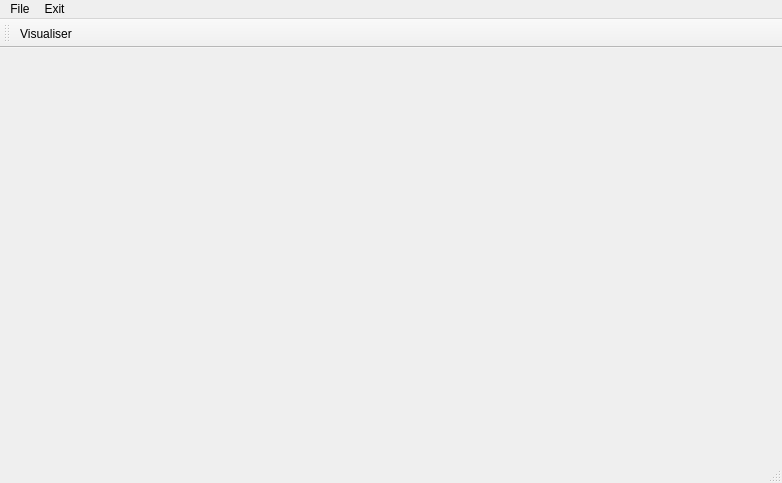
Qt form src/gui/mainwindow.ui (AfexGenesis/atomizer) before a commit.
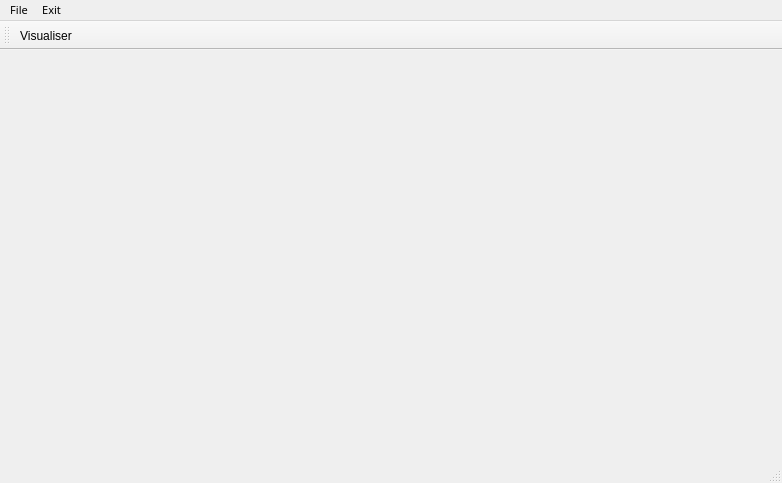
The same form after that commit. Icons and pictures are not drawn.

```diff
--- a/src/gui/mainwindow.ui
+++ b/src/gui/mainwindow.ui
@@ -33,9 +33,18 @@
      <x>0</x>
      <y>0</y>
      <width>782</width>
-     <height>28</height>
+     <height>26</height>
     </rect>
    </property>
+   <property name="font">
+    <font>
+     <family>Orbitron</family>
+     <pointsize>8</pointsize>
+     <italic>false</italic>
+     <bold>false</bold>
+     <underline>false</underline>
+    </font>
+   </property>
    <widget class="QMenu" name="menuFile">
     <property name="title">
      <string>File</string>
```
